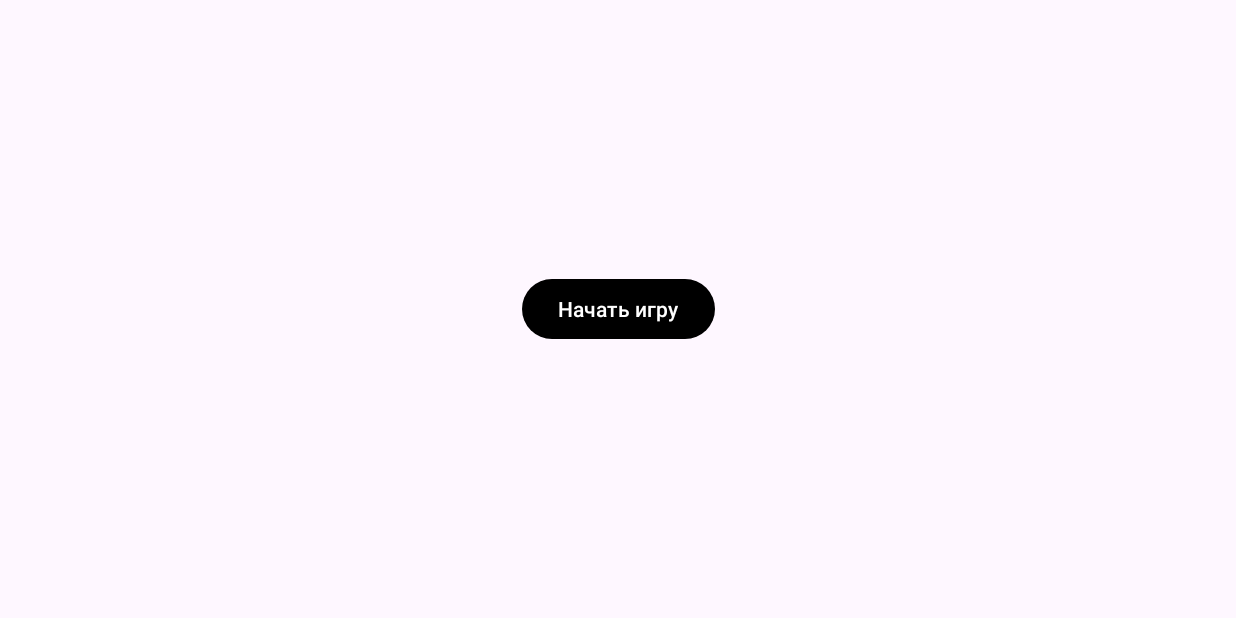
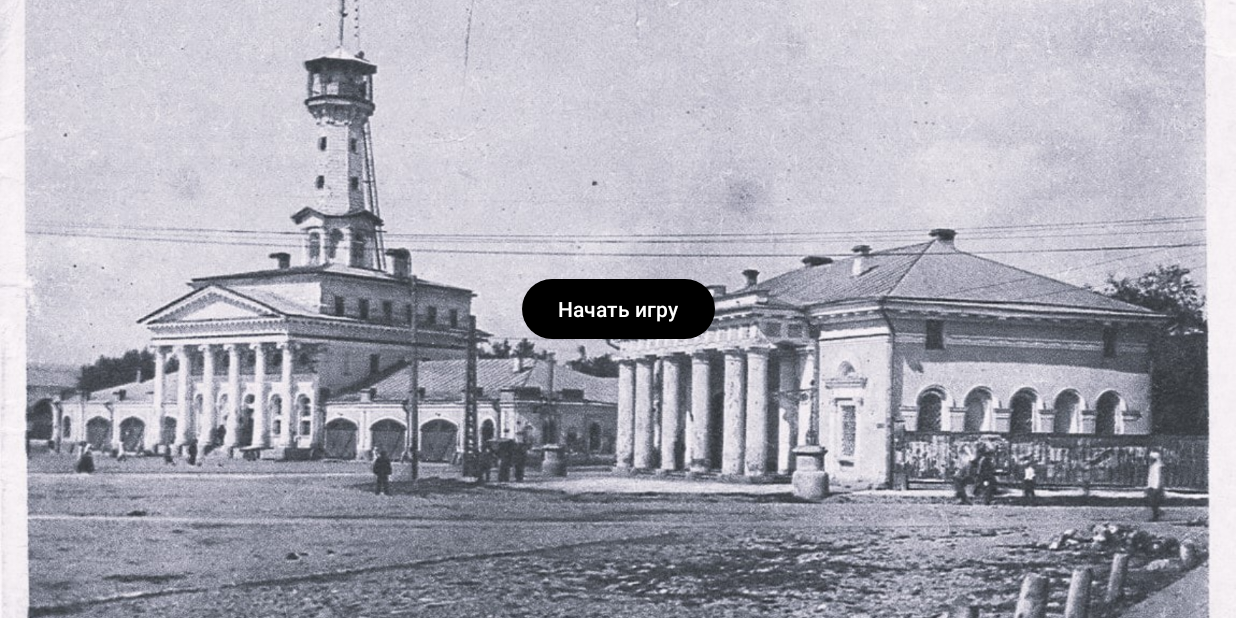
Before and after one commit to 4eburekus/QuestKostroma, an Android app: the screen it shows after launch (MainActivity), on a phone screen of 824 x 412 dp (held sideways). Run offline under Robolectric (Android 15) with nearby library versions, the phone set to English and light mode, and no system bars.

```diff
--- a/app/src/main/res/layout/activity_main.xml
+++ b/app/src/main/res/layout/activity_main.xml
@@ -7,6 +7,12 @@
     android:layout_height="match_parent"
     tools:context=".MainActivity">
 
+    <ImageView
+        android:id="@+id/background_image"
+        android:layout_width="match_parent"
+        android:layout_height="match_parent"
+        android:scaleType="centerCrop"
+        android:src="@drawable/frame_1" />
 
     <Button
         android:layout_width="wrap_content"
```
Also changed, not shown: app/src/main/java/com/example/kostromaquest/FirstDialogPart.java (+64 -11 lines).
